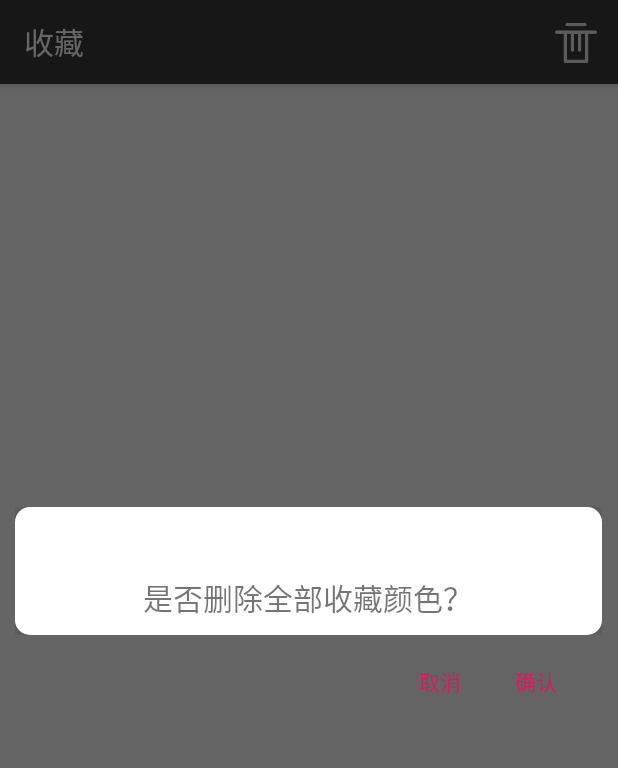
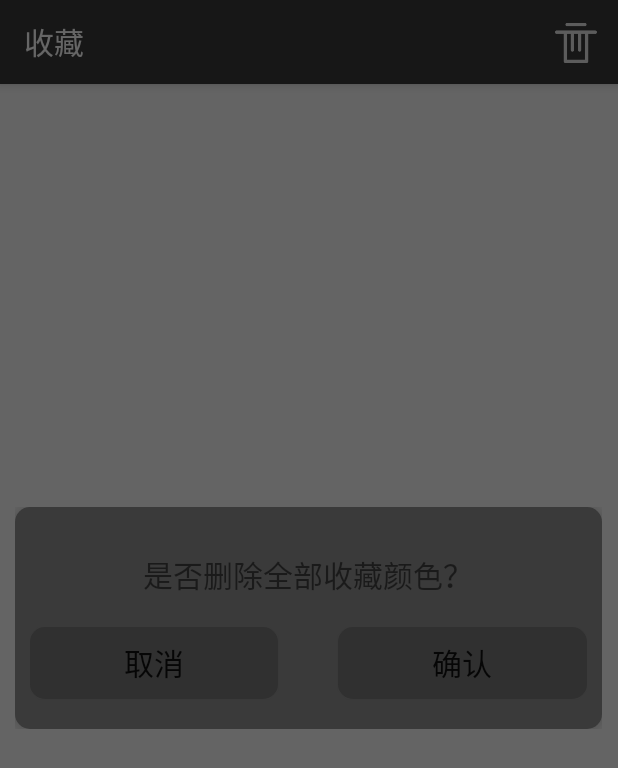
Before and after one commit to LoneStarFateZero/ChineseColor, an Android app: the FavoriteActivity screen opened directly, with no data from a screen before it, after a tap on "清除全部", on a phone screen of 412 x 824 dp. Shown: the top 768 px of the screen. Run offline under Robolectric (Android 15) with nearby library versions, the phone set to English and light mode, and no system bars; libraries missing offline, so code that uses them is left out: com.daimajia.androidanimations, org.litepal; 5 statements that could not run were skipped.

Commit message:
删除对话框优化视觉效果

```diff
--- a/app/src/main/java/pers/lonestar/chinesecolor/activities/FavoriteActivity.java
+++ b/app/src/main/java/pers/lonestar/chinesecolor/activities/FavoriteActivity.java
@@ -5,6 +5,7 @@ import android.graphics.drawable.ColorDrawable;
 import android.os.Bundle;
 import android.view.Menu;
 import android.view.MenuItem;
+import android.widget.Toast;
 
 import org.litepal.LitePal;
 
@@ -86,5 +87,6 @@ public class FavoriteActivity extends AppCompatActivity implements MyDialogFragm
             color.delete();
         }
         colorList.clear();
+        Toast.makeText(this, "已移除全部收藏颜色", Toast.LENGTH_SHORT).show();
     }
 }
--- a/app/src/main/java/pers/lonestar/chinesecolor/dialog/MyDialogFragment.java
+++ b/app/src/main/java/pers/lonestar/chinesecolor/dialog/MyDialogFragment.java
@@ -1,13 +1,16 @@
 package pers.lonestar.chinesecolor.dialog;
 
 import android.app.Dialog;
-import android.content.DialogInterface;
+import android.content.Context;
+import android.content.SharedPreferences;
 import android.graphics.Color;
+import android.graphics.PorterDuff;
 import android.graphics.drawable.ColorDrawable;
 import android.os.Bundle;
 import android.view.LayoutInflater;
 import android.view.View;
 import android.view.ViewGroup;
+import android.widget.Button;
 
 import androidx.annotation.NonNull;
 import androidx.annotation.Nullable;
@@ -15,7 +18,28 @@ import androidx.appcompat.app.AlertDialog;
 import androidx.fragment.app.DialogFragment;
 import pers.lonestar.chinesecolor.R;
 
-public class MyDialogFragment extends DialogFragment {
+public class MyDialogFragment extends DialogFragment implements View.OnClickListener {
+    private Button approve;
+    private Button cancel;
+    private AlertDialog dialog;
+
+    @Override
+    public void onClick(View v) {
+        switch (v.getId()) {
+            case R.id.dialog_approve:
+                ConfirmListener confirmListener = (ConfirmListener) getActivity();
+                if (confirmListener != null) {
+                    confirmListener.confirmDelete();
+                }
+                dialog.cancel();
+                break;
+            case R.id.dialog_cancel:
+                dialog.cancel();
+                break;
+            default:
+        }
+    }
+
     public interface ConfirmListener {
         void confirmDelete();
     }
@@ -23,7 +47,7 @@ public class MyDialogFragment extends DialogFragment {
     @Nullable
     @Override
     public View onCreateView(@NonNull LayoutInflater inflater, @Nullable ViewGroup container, @Nullable Bundle savedInstanceState) {
-        //设置背景透明
+        //原底部设置透明，避免原矩形白色背景在圆角布局下露出
         getDialog().getWindow().setBackgroundDrawable(new ColorDrawable(Color.TRANSPARENT));
         return super.onCreateView(inflater, container, savedInstanceState);
     }
@@ -33,15 +57,21 @@ public class MyDialogFragment extends DialogFragment {
     public Dialog onCreateDialog(@Nullable Bundle savedInstanceState) {
         AlertDialog.Builder builder = new AlertDialog.Builder(getActivity());
         View view = LayoutInflater.from(getActivity()).inflate(R.layout.dialog_delete, null);
-        builder.setView(view).setNegativeButton("取消", null).setPositiveButton("确认", new DialogInterface.OnClickListener() {
-            @Override
-            public void onClick(DialogInterface dialog, int which) {
-                ConfirmListener confirmListener = (ConfirmListener) getActivity();
-                if (confirmListener != null) {
-                    confirmListener.confirmDelete();
-                }
-            }
-        });
-        return builder.create();
+        approve = view.findViewById(R.id.dialog_approve);
+        cancel = view.findViewById(R.id.dialog_cancel);
+        approve.setOnClickListener(this);
+        cancel.setOnClickListener(this);
+
+        //设置背景颜色
+        SharedPreferences sharedPreferences = getContext().getSharedPreferences("data", Context.MODE_PRIVATE);
+        String actionBarColor = sharedPreferences.getString("ActionBarColor", "#3A3A3A");
+        view.getBackground().setColorFilter(Color.parseColor(actionBarColor), PorterDuff.Mode.SRC_IN);
+        approve.getBackground().setColorFilter(Color.parseColor(actionBarColor), PorterDuff.Mode.MULTIPLY);
+        cancel.getBackground().setColorFilter(Color.parseColor(actionBarColor), PorterDuff.Mode.MULTIPLY);
+
+
+        builder.setView(view);
+        dialog = builder.create();
+        return dialog;
     }
 }
--- /dev/null
+++ b/app/src/main/res/drawable/rounded_button.xml
@@ -0,0 +1,5 @@
+<?xml version="1.0" encoding="utf-8"?>
+<shape xmlns:android="http://schemas.android.com/apk/res/android">
+    <corners android:radius="10dp" />
+    <solid android:color="#D5D5D5" />
+</shape>
--- a/app/src/main/res/layout/dialog_delete.xml
+++ b/app/src/main/res/layout/dialog_delete.xml
@@ -1,6 +1,6 @@
 <?xml version="1.0" encoding="utf-8"?>
 <LinearLayout xmlns:android="http://schemas.android.com/apk/res/android"
-    android:layout_width="300dp"
+    android:layout_width="wrap_content"
     android:layout_height="wrap_content"
     android:layout_marginStart="50dp"
     android:layout_marginEnd="50dp"
@@ -17,9 +17,48 @@
     <TextView
         android:layout_width="match_parent"
         android:layout_height="wrap_content"
-        android:layout_marginTop="35dp"
+        android:layout_marginTop="20dp"
         android:fontFamily="@font/myfont"
         android:gravity="center_horizontal"
         android:text="是否删除全部收藏颜色？"
         android:textSize="20sp" />
+
+    <LinearLayout
+        android:layout_width="match_parent"
+        android:layout_height="wrap_content"
+        android:layout_marginTop="20dp"
+        android:orientation="horizontal">
+
+        <Button
+            android:id="@+id/dialog_cancel"
+            android:layout_width="wrap_content"
+            android:layout_height="wrap_content"
+            android:layout_marginBottom="10dp"
+            android:layout_weight="1"
+            android:background="@drawable/rounded_button"
+            android:backgroundTintMode="src_in"
+            android:clickable="true"
+            android:elevation="10dp"
+            android:focusable="true"
+            android:fontFamily="@font/myfont"
+            android:text="取消"
+            android:textSize="20sp" />
+
+        <Button
+            android:id="@+id/dialog_approve"
+            android:layout_width="wrap_content"
+            android:layout_height="wrap_content"
+            android:layout_marginStart="40dp"
+            android:layout_marginBottom="10dp"
+            android:layout_weight="1"
+            android:background="@drawable/rounded_button"
+            android:backgroundTintMode="src_in"
+            android:clickable="true"
+            android:elevation="10dp"
+            android:focusable="true"
+            android:fontFamily="@font/myfont"
+            android:text="确认"
+            android:textSize="20sp" />
+
+    </LinearLayout>
 </LinearLayout>
```
